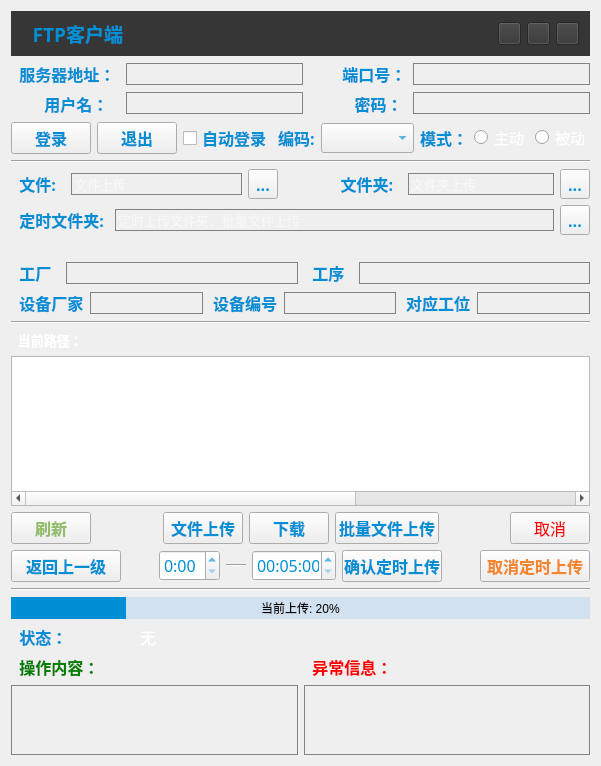
The window that ftpupload.ui (2782694792/Qt-Ftp) describes before a commit, drawn with Qt 5.
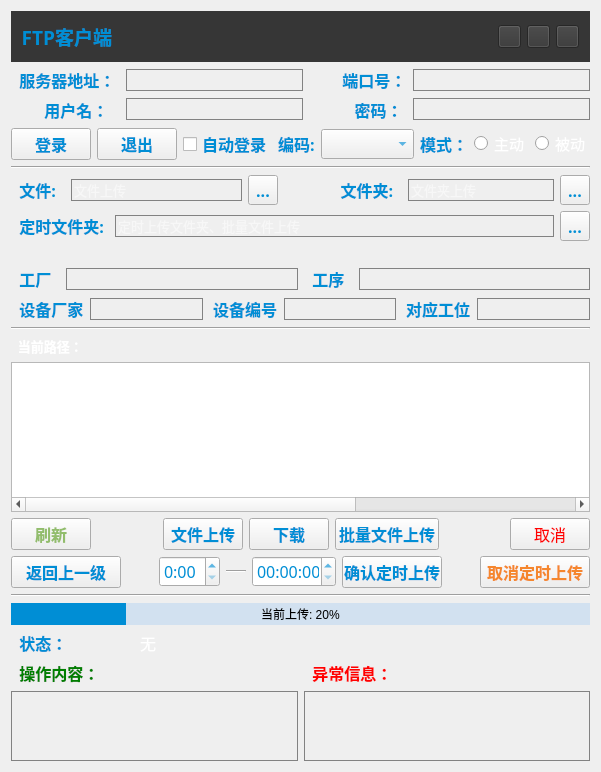
The same window after the commit. Icons and pictures are not drawn.

The edit to the form file:
```diff
--- a/ftpupload.ui
+++ b/ftpupload.ui
@@ -40,14 +40,14 @@
        <widget class="QLabel" name="label">
         <property name="minimumSize">
          <size>
-          <width>101</width>
-          <height>21</height>
+          <width>0</width>
+          <height>0</height>
          </size>
         </property>
         <property name="maximumSize">
          <size>
-          <width>111</width>
-          <height>21</height>
+          <width>90</width>
+          <height>16777215</height>
          </size>
         </property>
         <property name="font">
@@ -83,15 +83,18 @@
         <property name="orientation">
          <enum>Qt::Horizontal</enum>
         </property>
+        <property name="sizeType">
+         <enum>QSizePolicy::Expanding</enum>
+        </property>
         <property name="sizeHint" stdset="0">
          <size>
-          <width>278</width>
-          <height>20</height>
+          <width>0</width>
+          <height>0</height>
          </size>
         </property>
        </spacer>
       </item>
-      <item row="0" column="2">
+      <item row="0" column="4">
        <layout class="QVBoxLayout" name="verticalLayout_6">
         <item>
          <layout class="QHBoxLayout" name="horizontalLayout_8">
@@ -198,6 +201,37 @@
         </item>
        </layout>
       </item>
+      <item row="0" column="2">
+       <widget class="QLabel" name="label_auto">
+        <property name="font">
+         <font>
+          <family>微软雅黑</family>
+          <pointsize>14</pointsize>
+          <weight>75</weight>
+          <bold>true</bold>
+         </font>
+        </property>
+        <property name="styleSheet">
+         <string notr="true">color: yellow;</string>
+        </property>
+        <property name="text">
+         <string/>
+        </property>
+       </widget>
+      </item>
+      <item row="0" column="3">
+       <spacer name="horizontalSpacer_9">
+        <property name="orientation">
+         <enum>Qt::Horizontal</enum>
+        </property>
+        <property name="sizeHint" stdset="0">
+         <size>
+          <width>40</width>
+          <height>20</height>
+         </size>
+        </property>
+       </spacer>
+      </item>
      </layout>
     </widget>
    </item>
@@ -1587,17 +1621,10 @@
        <property name="styleSheet">
         <string notr="true">color: rgb(0, 142, 213);</string>
        </property>
-       <property name="minimumTime">
-        <time>
-         <hour>0</hour>
-         <minute>5</minute>
-         <second>0</second>
-        </time>
-       </property>
        <property name="time">
         <time>
          <hour>0</hour>
-         <minute>5</minute>
+         <minute>0</minute>
          <second>0</second>
         </time>
        </property>
```
